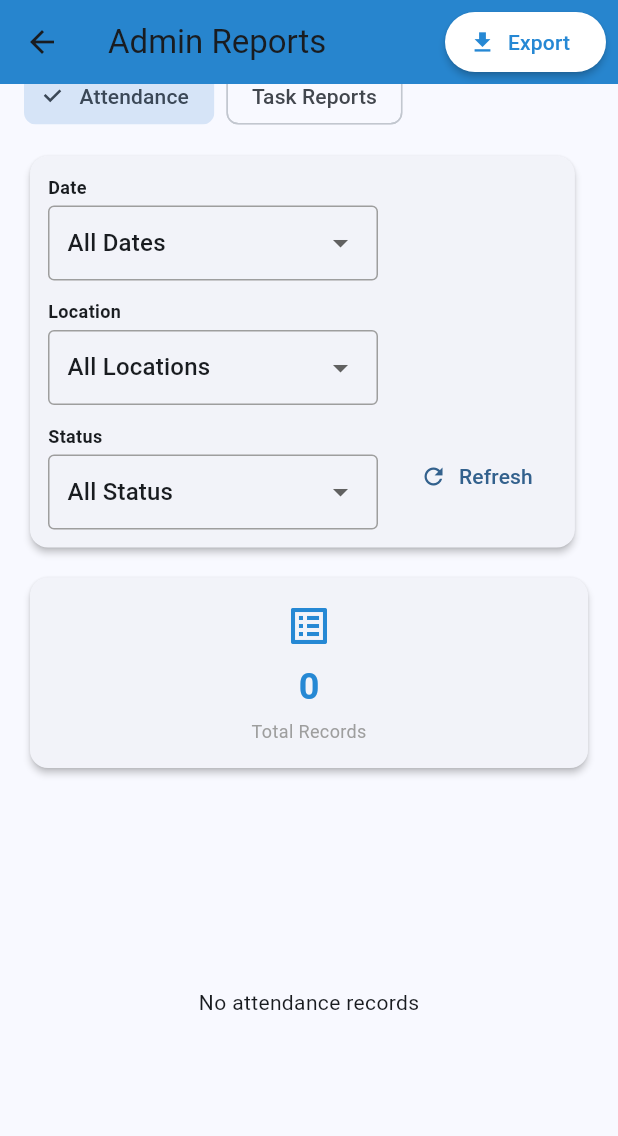
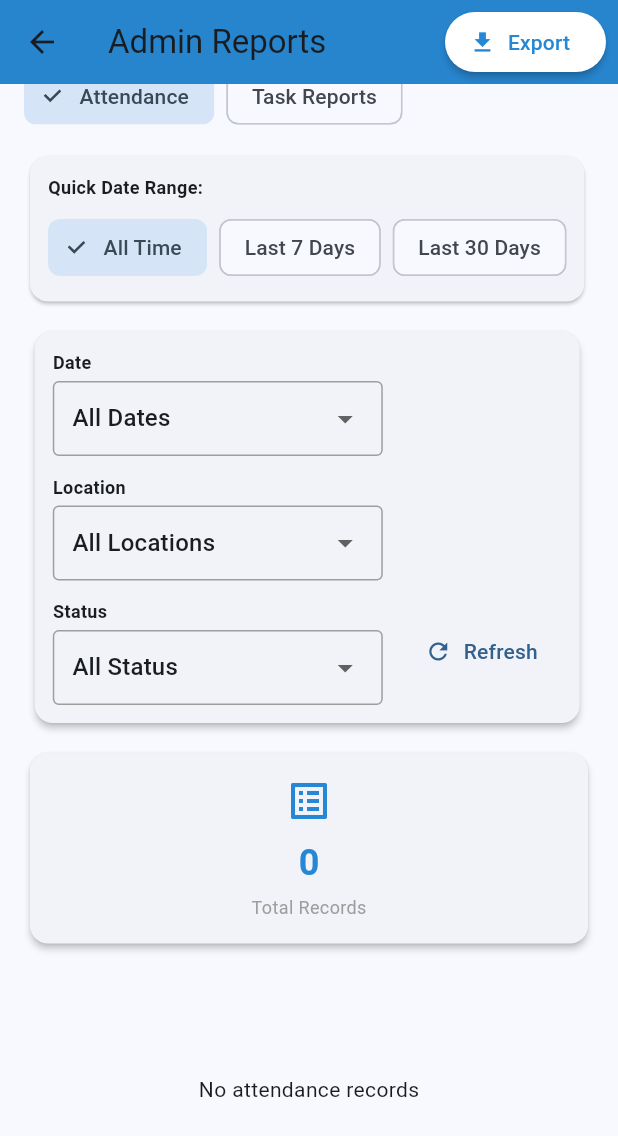
Before and after one commit to MichaelAngeloPFernandez/FieldCheck-App, a Flutter app: the AdminReportsScreen screen opened directly, scrolled down 32 dp, on a phone screen of 412 x 824 dp. Shown: the top 1136 px of the screen. Run offline on Flutter 3.47's test engine with Material 3 defaults, Android fonts, the phone set to English and light mode, and no system bars; our stand-ins replace connectivity_plus, file_picker, flutter_map, geocoding, geolocator, google_sign_in and 4 more; missing offline and left inert: dart:html; accounts and stored records are empty; network calls fail.

Commit message:
Add: File download confirmation dialogs, date range presets UI (All Time, Last 7 Days, Last 30 Days)

```diff
--- a/field_check/lib/screens/admin_reports_screen.dart
+++ b/field_check/lib/screens/admin_reports_screen.dart
@@ -202,6 +202,34 @@ class _AdminReportsScreenState extends State<AdminReportsScreen> {
     });
   }
 
+  void _applyDateRangePreset(String preset) {
+    setState(() {
+      _dateRangePreset = preset;
+      final now = DateTime.now();
+
+      switch (preset) {
+        case 'Last 7 Days':
+          _customStartDate = now.subtract(const Duration(days: 7));
+          _customEndDate = now;
+          _filterDate = _customStartDate.toString().split(' ')[0];
+          break;
+        case 'Last 30 Days':
+          _customStartDate = now.subtract(const Duration(days: 30));
+          _customEndDate = now;
+          _filterDate = _customStartDate.toString().split(' ')[0];
+          break;
+        case 'All Time':
+          _customStartDate = null;
+          _customEndDate = null;
+          _filterDate = 'All Dates';
+          break;
+        default:
+          break;
+      }
+    });
+    _scheduleFetchAttendance();
+  }
+
   @override
   Widget build(BuildContext context) {
     const brandColor = Color(0xFF2688d4);
@@ -309,6 +337,61 @@ class _AdminReportsScreenState extends State<AdminReportsScreen> {
                       const SizedBox(height: 12),
 
                       if (_viewMode == 'attendance')
+                        Column(
+                          children: [
+                            // Date Range Presets
+                            Card(
+                              elevation: 1,
+                              child: Padding(
+                                padding: const EdgeInsets.all(12.0),
+                                child: Column(
+                                  crossAxisAlignment: CrossAxisAlignment.start,
+                                  children: [
+                                    const Text(
+                                      'Quick Date Range:',
+                                      style: TextStyle(
+                                        fontSize: 12,
+                                        fontWeight: FontWeight.bold,
+                                      ),
+                                    ),
+                                    const SizedBox(height: 8),
+                                    Wrap(
+                                      spacing: 8,
+                                      children: [
+                                        ChoiceChip(
+                                          label: const Text('All Time'),
+                                          selected:
+                                              _dateRangePreset == 'All Time',
+                                          onSelected: (_) =>
+                                              _applyDateRangePreset('All Time'),
+                                        ),
+                                        ChoiceChip(
+                                          label: const Text('Last 7 Days'),
+                                          selected:
+                                              _dateRangePreset == 'Last 7 Days',
+                                          onSelected: (_) =>
+                                              _applyDateRangePreset(
+                                                'Last 7 Days',
+                                              ),
+                                        ),
+                                        ChoiceChip(
+                                          label: const Text('Last 30 Days'),
+                                          selected:
+                                              _dateRangePreset ==
+                                              'Last 30 Days',
+                                          onSelected: (_) =>
+                                              _applyDateRangePreset(
+                                                'Last 30 Days',
+                                              ),
+                                        ),
+                                      ],
+                                    ),
+                                  ],
+                                ),
+                              ),
+                            ),
+                            const SizedBox(height: 12),
+                            // Filters
                             Card(
                               elevation: 2,
                               child: Padding(
@@ -328,6 +411,7 @@ class _AdminReportsScreenState extends State<AdminReportsScreen> {
                                           if (val == null) return;
                                           setState(() {
                                             _filterDate = val;
+                                            _dateRangePreset = 'Custom';
                                           });
                                           _scheduleFetchAttendance();
                                         },
@@ -372,6 +456,8 @@ class _AdminReportsScreenState extends State<AdminReportsScreen> {
                                   ],
                                 ),
                               ),
+                            ),
+                          ],
                         ),
 
                       const SizedBox(height: 12),
--- a/field_check/pubspec.yaml
+++ b/field_check/pubspec.yaml
@@ -45,6 +45,8 @@ dependencies:
   uuid: ^4.5.1
   geolocator: ^14.0.2
   geocoding: ^2.1.1
+  dio: ^5.3.0
+  path_provider: ^2.1.1
 
 dev_dependencies:
   flutter_test:
```
Also changed, not shown: field_check/lib/screens/report_export_preview_screen.dart (+36 -4 lines), field_check/pubspec.lock. Lines whose indentation alone changed are shown as unchanged.
